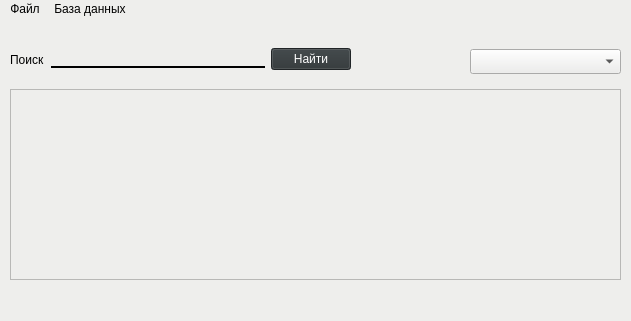
First picture: the form in ui/DataBaseGUI.ui, repository namig41/DataBaseGUI, before the edit.
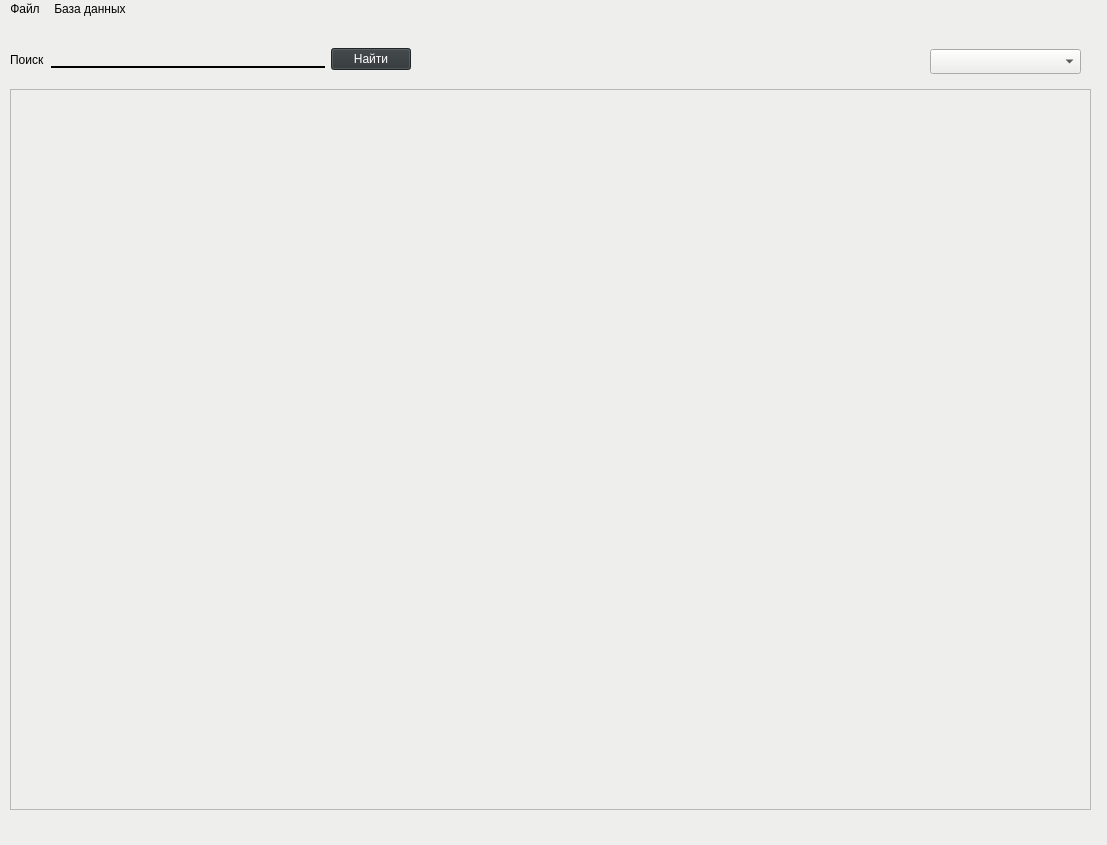
Second picture: the form after the edit.

Patch:
```diff
--- a/ui/DataBaseGUI.ui
+++ b/ui/DataBaseGUI.ui
@@ -6,8 +6,8 @@
    <rect>
     <x>0</x>
     <y>0</y>
-    <width>631</width>
-    <height>321</height>
+    <width>1107</width>
+    <height>845</height>
    </rect>
   </property>
   <property name="windowTitle">
@@ -22,8 +22,8 @@
      <rect>
       <x>10</x>
       <y>70</y>
-      <width>611</width>
-      <height>191</height>
+      <width>1081</width>
+      <height>721</height>
      </rect>
     </property>
    </widget>
@@ -32,7 +32,7 @@
      <rect>
       <x>10</x>
       <y>20</y>
-      <width>341</width>
+      <width>401</width>
       <height>41</height>
      </rect>
     </property>
@@ -72,7 +72,7 @@
    <widget class="QComboBox" name="comboBox">
     <property name="geometry">
      <rect>
-      <x>470</x>
+      <x>930</x>
       <y>30</y>
       <width>151</width>
       <height>25</height>
@@ -85,7 +85,7 @@
     <rect>
      <x>0</x>
      <y>0</y>
-     <width>631</width>
+     <width>1107</width>
      <height>22</height>
     </rect>
    </property>
```
